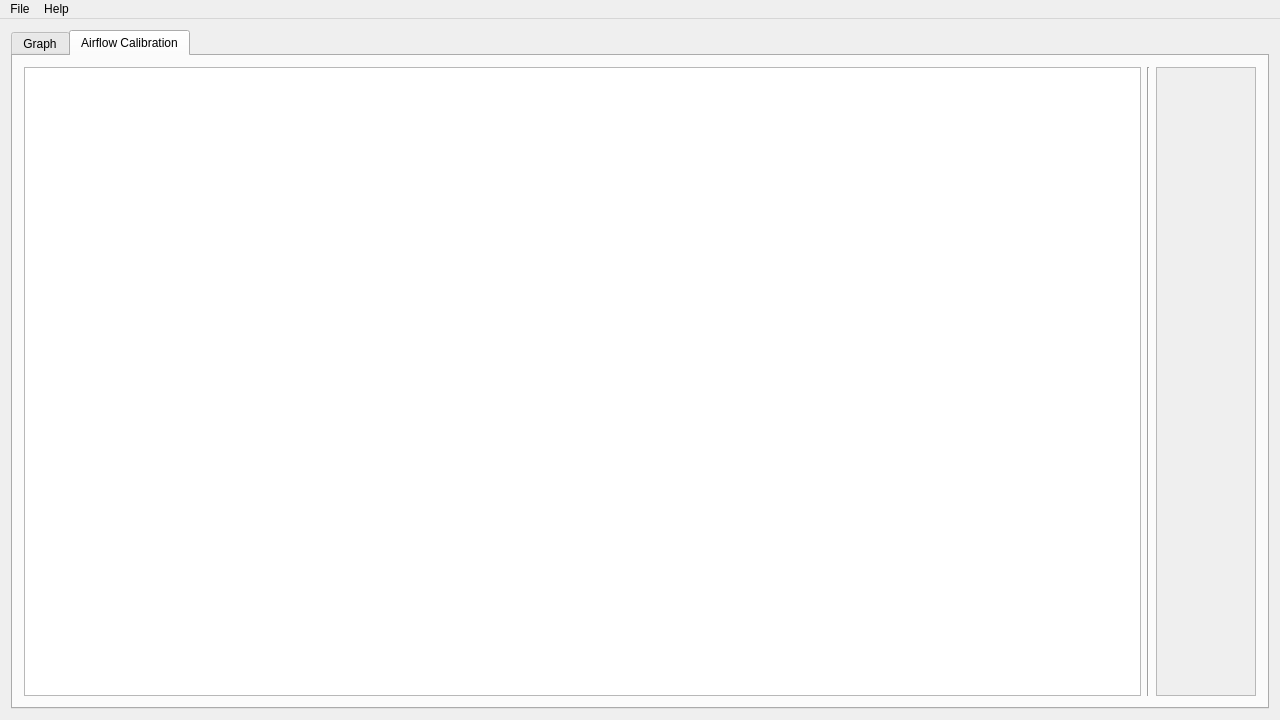
Above: mainwindow.ui from c2ypt1c/ecmapp before the change. Below: the same form after it.
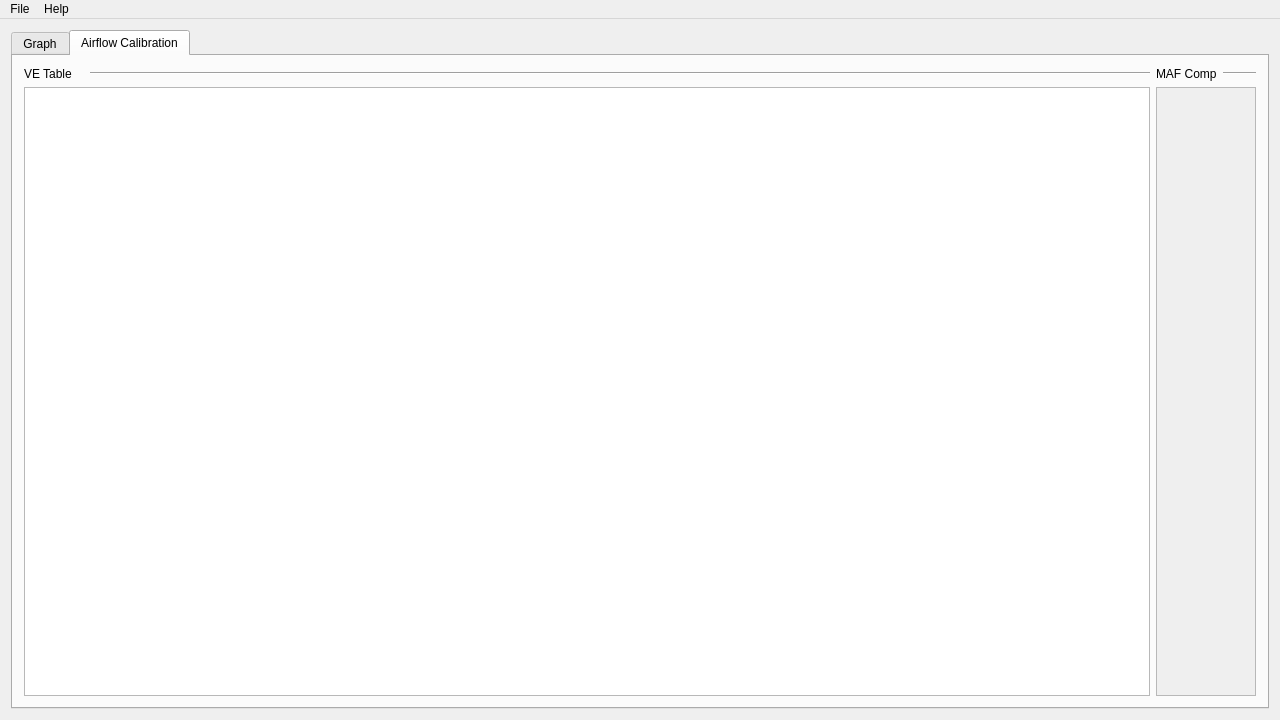
That is the form after the change. Custom widgets are drawn as their Qt base class.

Commit message: added labels with additional layouts

```diff
--- a/mainwindow.ui
+++ b/mainwindow.ui
@@ -31,11 +31,11 @@
    </property>
    <layout class="QGridLayout" name="gridLayout_2">
     <item row="0" column="0">
-     <layout class="QGridLayout" name="gridLayout">
+     <layout class="QGridLayout" name="gridLayout_4">
       <property name="sizeConstraint">
        <enum>QLayout::SetDefaultConstraint</enum>
       </property>
-      <item row="0" column="0">
+      <item row="1" column="0">
        <widget class="QTabWidget" name="tabWidget">
         <property name="sizePolicy">
          <sizepolicy hsizetype="Expanding" vsizetype="Expanding">
@@ -62,10 +62,36 @@
          <attribute name="title">
           <string>Airflow Calibration</string>
          </attribute>
-         <layout class="QGridLayout" name="gridLayout_4">
-          <item row="0" column="1">
+         <layout class="QGridLayout" name="gridLayout">
+          <item row="0" column="0">
            <layout class="QHBoxLayout" name="horizontalLayout">
             <item>
+             <layout class="QVBoxLayout" name="verticalLayout">
+              <item>
+               <layout class="QHBoxLayout" name="horizontalLayout_2">
+                <item>
+                 <widget class="QLabel" name="label">
+                  <property name="maximumSize">
+                   <size>
+                    <width>60</width>
+                    <height>16777215</height>
+                   </size>
+                  </property>
+                  <property name="text">
+                   <string>VE Table</string>
+                  </property>
+                 </widget>
+                </item>
+                <item>
+                 <widget class="Line" name="line_2">
+                  <property name="orientation">
+                   <enum>Qt::Horizontal</enum>
+                  </property>
+                 </widget>
+                </item>
+               </layout>
+              </item>
+              <item>
              <widget class="VeTable" name="veTableWidget">
               <property name="enabled">
                <bool>true</bool>
@@ -81,14 +107,47 @@
               </property>
              </widget>
             </item>
+             </layout>
+            </item>
             <item>
-             <widget class="Line" name="line">
+             <layout class="QVBoxLayout" name="verticalLayout_2">
+              <property name="sizeConstraint">
+               <enum>QLayout::SetMinAndMaxSize</enum>
+              </property>
+              <property name="rightMargin">
+               <number>0</number>
+              </property>
+              <item>
+               <layout class="QHBoxLayout" name="horizontalLayout_3">
+                <item>
+                 <widget class="QLabel" name="label_2">
+                  <property name="maximumSize">
+                   <size>
+                    <width>70</width>
+                    <height>16777215</height>
+                   </size>
+                  </property>
+                  <property name="text">
+                   <string>MAF Comp</string>
+                  </property>
+                 </widget>
+                </item>
+                <item>
+                 <widget class="Line" name="line_3">
+                  <property name="maximumSize">
+                   <size>
+                    <width>100</width>
+                    <height>16777215</height>
+                   </size>
+                  </property>
               <property name="orientation">
-               <enum>Qt::Vertical</enum>
+                   <enum>Qt::Horizontal</enum>
               </property>
              </widget>
             </item>
-            <item>
+               </layout>
+              </item>
+              <item alignment="Qt::AlignRight">
              <widget class="QTableWidget" name="mafTableWidget">
               <property name="enabled">
                <bool>false</bool>
@@ -104,6 +163,8 @@
            </layout>
           </item>
          </layout>
+          </item>
+         </layout>
         </widget>
        </widget>
       </item>
```
Left out of the diff: 2 changed lines with no effect on the pictures. Lines whose indentation alone changed are shown as unchanged.
